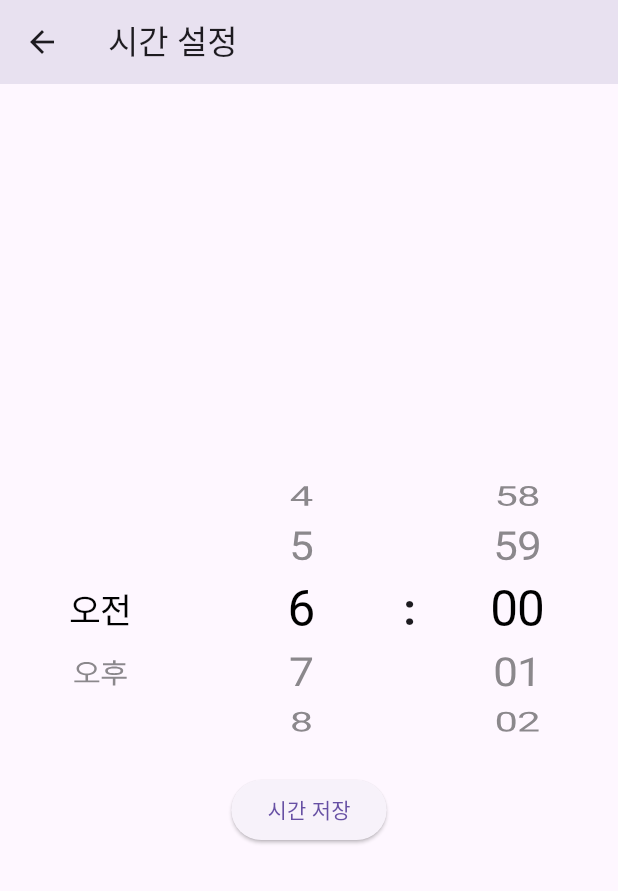
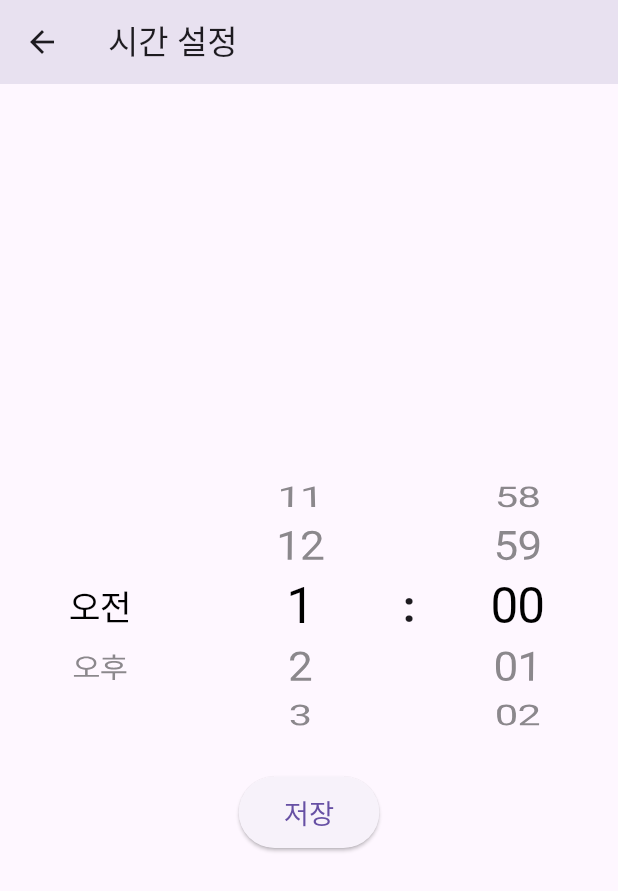
Before and after one commit to frihett/time_note, a Flutter app: the TimeSettingPage screen opened directly, on a phone screen of 412 x 824 dp. Shown: the top 891 px of the screen. Run offline on Flutter 3.47's test engine with Material 3 defaults, Android fonts, the phone set to English and light mode, and no system bars; our stand-ins replace flutter_screenutil.

Commit message:
feat: 타임 세팅 페이지 UI 구현

```diff
--- a/lib/time_setting_page.dart
+++ b/lib/time_setting_page.dart
@@ -1,32 +1,41 @@
 import 'package:flutter/cupertino.dart';
 import 'package:flutter/material.dart';
+import 'package:flutter_screenutil/flutter_screenutil.dart';
 
 class TimeSettingPage extends StatefulWidget {
+  final String? initialPeriod;
+  final int? initialHour;
+  final int? initialMinute;
+
+  TimeSettingPage({
+    Key? key,
+    this.initialPeriod,
+    this.initialHour,
+    this.initialMinute,
+  }) : super(key: key);
+
   @override
   _TimeSettingPageState createState() => _TimeSettingPageState();
 }
 
 class _TimeSettingPageState extends State<TimeSettingPage> {
-  // 선택된 시간 값을 저장
-  String _selectedPeriod = "오전"; // 오전/오후
-  int _selectedHour = 1; // 시간 (1~12)
-  int _selectedMinute = 0; // 분 (0~59)
+  late String _selectedPeriod;
+  late int _selectedHour;
+  late int _selectedMinute;
 
-  // 데이터 리스트
   final List<String> _periods = ["오전", "오후"];
-  final List<int> _hours = List.generate(12, (index) => index + 1); // 1~12
-  final List<int> _minutes = List.generate(60, (index) => index); // 0~59
+  final List<int> _hours = List.generate(12, (index) => index + 1);
+  final List<int> _minutes = List.generate(60, (index) => index);
 
-  late FixedExtentScrollController _hourController;
+  // late FixedExtentScrollController _hourController;
 
   @override
   void initState() {
     super.initState();
-    _hourController = FixedExtentScrollController(initialItem: 0);
-    WidgetsBinding.instance.addPostFrameCallback((_) {
-      _hourController.animateToItem(5,
-          duration: Duration(seconds: 1), curve: Curves.easeInOut);
-    });
+
+    _selectedPeriod = widget.initialPeriod ?? "오전";
+    _selectedHour = widget.initialHour ?? 1;
+    _selectedMinute = widget.initialMinute ?? 0;
   }
 
   @override
@@ -39,7 +48,7 @@ class _TimeSettingPageState extends State<TimeSettingPage> {
         mainAxisAlignment: MainAxisAlignment.center,
         children: [
           Container(
-            height: 180,
+            height: 150.h,
             child: Row(
               mainAxisAlignment: MainAxisAlignment.center,
               children: [
@@ -48,14 +57,11 @@ class _TimeSettingPageState extends State<TimeSettingPage> {
                   flex: 2,
                   child: CupertinoPicker(
                     diameterRatio: 1.5,
-
                     squeeze: 1.25,
                     magnification: 1.1,
                     selectionOverlay: null,
-
                     looping: false,
-                    itemExtent: 50,
-                    // 아이템 높이
+                    itemExtent: 40.h,
                     onSelectedItemChanged: (index) {
                       setState(() {
                         _selectedPeriod = _periods[index];
@@ -67,7 +73,6 @@ class _TimeSettingPageState extends State<TimeSettingPage> {
                         .toList(),
                   ),
                 ),
-                // 시간 슬롯
                 Flexible(
                   flex: 2,
                   child: CupertinoPicker(
@@ -75,9 +80,9 @@ class _TimeSettingPageState extends State<TimeSettingPage> {
                     selectionOverlay: null,
                     magnification: 1.1,
                     squeeze: 1.25,
-                    scrollController: _hourController,
+                    // scrollController: _hourController,
                     looping: true,
-                    itemExtent: 50,
+                    itemExtent: 40.h,
                     onSelectedItemChanged: (index) {
                       setState(() {
                         _selectedHour = _hours[index];
@@ -94,7 +99,7 @@ class _TimeSettingPageState extends State<TimeSettingPage> {
                 ),
                 Container(
                     alignment: Alignment.center,
-                    width: 10,
+                    width: 10.w,
                     child: Text(
                       ':',
                       style:
@@ -109,7 +114,7 @@ class _TimeSettingPageState extends State<TimeSettingPage> {
                     selectionOverlay: null,
                     squeeze: 1.25,
                     looping: true,
-                    itemExtent: 50,
+                    itemExtent: 40.h,
                     onSelectedItemChanged: (index) {
                       setState(() {
                         _selectedMinute = _minutes[index];
@@ -127,18 +132,17 @@ class _TimeSettingPageState extends State<TimeSettingPage> {
               ],
             ),
           ),
-          SizedBox(height: 20),
+          SizedBox(height: 20.h),
           ElevatedButton(
-            onPressed: () {
-              // 선택된 시간 저장 또는 처리
-              final selectedTime =
-                  "$_selectedPeriod $_selectedHour:${_selectedMinute.toString().padLeft(2, '0')}";
-              ScaffoldMessenger.of(context).showSnackBar(
-                SnackBar(content: Text('선택된 시간: $selectedTime')),
-              );
-              Navigator.pop(context, selectedTime); // 시간 반환 및 화면 종료
-            },
-            child: Text('시간 저장'),
+            onPressed: () {},
+            child: Container(
+                alignment: Alignment.center,
+                width: 40.w,
+                height: 40.h,
+                child: Text(
+                  '저장',
+                  style: TextStyle(fontSize: 16.sp),
+                )),
           ),
         ],
       ),
```
